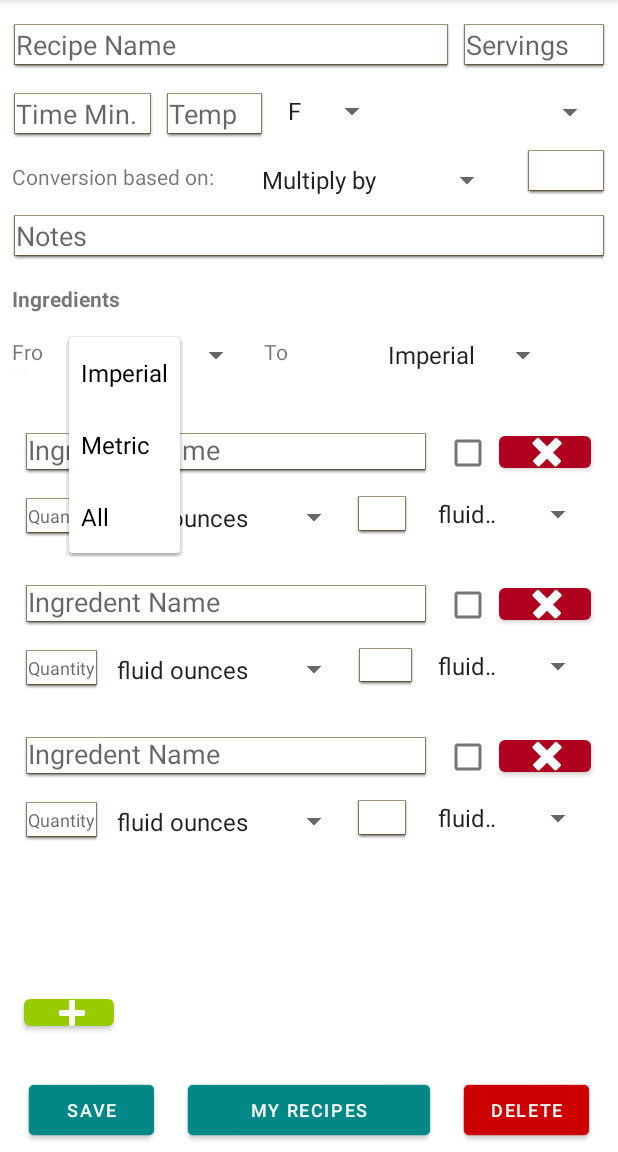
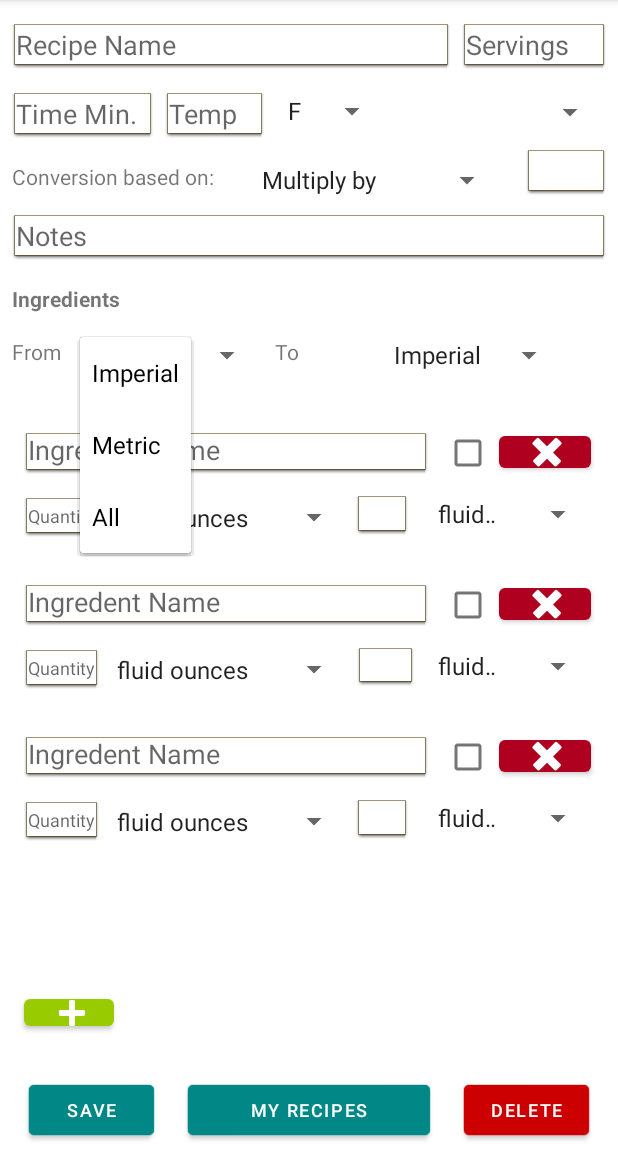
Before and after one commit to BeauMama/cobra_coding_app, an Android app: the RecipeActivity screen opened directly, with no data from a screen before it, after a tap on "Imperial", on a phone screen of 412 x 824 dp, the part 84-1236 px from its top. Run offline under Robolectric (Android 15) with nearby library versions, the phone set to English and light mode, and no system bars; our stand-ins replace Room's generated code, data binding.

Commit message:
Update layout so you can see from under ingredients.

```diff
--- a/app/src/main/res/layout/activity_recipe.xml
+++ b/app/src/main/res/layout/activity_recipe.xml
@@ -186,8 +186,8 @@
 
   <TextView
       android:id="@+id/from"
-      android:layout_width="30dp"
-      android:layout_height="24dp"
+      android:layout_width="37dp"
+      android:layout_height="26dp"
       android:layout_marginStart="8dp"
       android:layout_marginLeft="8dp"
       android:layout_marginTop="16dp"
```
